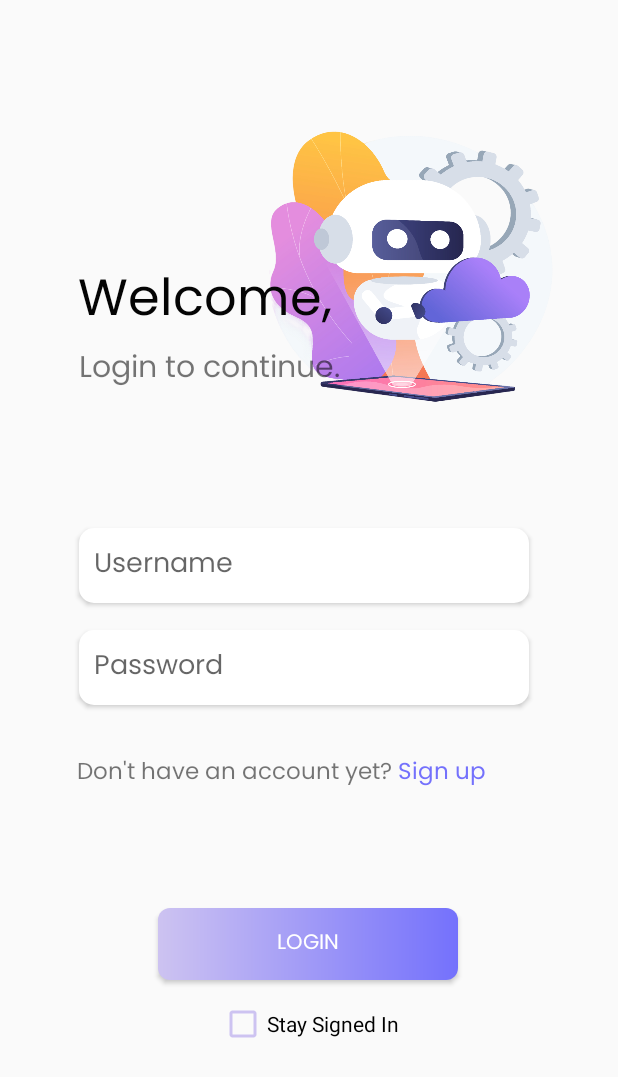
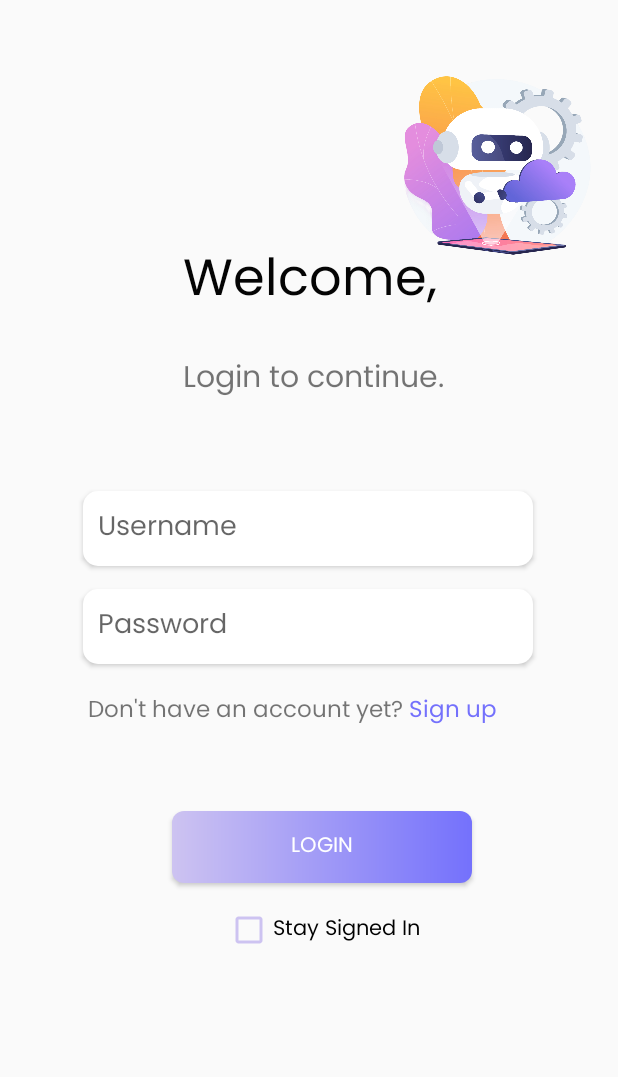
Before and after one commit to jrlbln/Capstone, an Android app: the screen it shows after launch once a user with an empty profile is signed in (SignIn), on a phone screen of 412 x 824 dp. Shown: the top 1077 px of the screen. Run offline under Robolectric (Android 15) with nearby library versions, the phone set to English and light mode, and no system bars; our stand-ins replace Firebase (no records; nobody signed in at launch, a user with empty details on screens opened directly).

Commit message:
UI changes

```diff
--- a/app/src/main/AndroidManifest.xml
+++ b/app/src/main/AndroidManifest.xml
@@ -4,7 +4,6 @@
 
     <uses-permission android:name="android.permission.INTERNET" />
     <uses-permission android:name="android.permission.VIBRATE" />
-
     <uses-permission android:name="android.permission.POST_NOTIFICATIONS" />
 
     <application
--- a/app/src/main/java/com/example/capstone/Page4Fragment.java
+++ b/app/src/main/java/com/example/capstone/Page4Fragment.java
@@ -12,7 +12,7 @@ import androidx.fragment.app.Fragment;
 public class Page4Fragment extends Fragment {
     @Override
     public View onCreateView(LayoutInflater inflater, ViewGroup container, Bundle savedInstanceState) {
-        View view = inflater.inflate(R.layout.get_started, container, false);
+        View view = inflater.inflate(R.layout.intro_sales, container, false);
         Button button = (Button) view.findViewById(R.id.start_button);
         button.setOnClickListener(new View.OnClickListener() {
             @Override
--- a/app/src/main/res/layout/sign_in.xml
+++ b/app/src/main/res/layout/sign_in.xml
@@ -8,60 +8,58 @@
     tools:layout_editor_absoluteX="-79dp"
     tools:layout_editor_absoluteY="-41dp">
 
+
     <ImageView
         android:id="@+id/imageView2"
-        android:layout_width="245dp"
-        android:layout_height="275dp"
+        android:layout_width="162dp"
+        android:layout_height="224dp"
         app:layout_constraintBottom_toBottomOf="parent"
         app:layout_constraintEnd_toEndOf="parent"
-        app:layout_constraintHorizontal_bias="0.903"
+        app:layout_constraintHorizontal_bias="1.0"
         app:layout_constraintStart_toStartOf="parent"
         app:layout_constraintTop_toTopOf="parent"
-        app:layout_constraintVertical_bias="0.078"
-        app:srcCompat="@drawable/bot" />
+        app:layout_constraintVertical_bias="0.0"
+        app:srcCompat="@drawable/bot"
+        tools:ignore="MissingConstraints" />
 
     <TextView
         android:id="@+id/textView3"
         android:layout_width="wrap_content"
         android:layout_height="wrap_content"
+        android:layout_marginTop="160dp"
         android:fontFamily="@font/poppinsreg"
         android:text="Welcome,"
         android:textColor="#040404"
         android:textSize="34sp"
-        app:layout_constraintBottom_toTopOf="@+id/textView4"
         app:layout_constraintEnd_toEndOf="parent"
-        app:layout_constraintHorizontal_bias="0.213"
+        app:layout_constraintHorizontal_bias="0.502"
         app:layout_constraintStart_toStartOf="parent"
-        app:layout_constraintTop_toTopOf="parent"
-        app:layout_constraintVertical_bias="1.0" />
+        app:layout_constraintTop_toTopOf="parent" />
 
     <TextView
         android:id="@+id/textView4"
         android:layout_width="wrap_content"
         android:layout_height="wrap_content"
+        android:layout_marginTop="20dp"
         android:fontFamily="@font/poppinsreg"
         android:text="Login to continue."
         android:textSize="20sp"
-        app:layout_constraintBottom_toBottomOf="parent"
-        app:layout_constraintEnd_toEndOf="parent"
-        app:layout_constraintHorizontal_bias="0.222"
-        app:layout_constraintStart_toStartOf="parent"
-        app:layout_constraintTop_toTopOf="parent"
-        app:layout_constraintVertical_bias="0.291" />
-
+        app:layout_constraintEnd_toEndOf="@+id/textView3"
+        app:layout_constraintHorizontal_bias="0.0"
+        app:layout_constraintStart_toStartOf="@+id/textView3"
+        app:layout_constraintTop_toBottomOf="@+id/textView3" />
 
     <LinearLayout
         android:id="@+id/linearLayout2"
         android:layout_width="wrap_content"
         android:layout_height="wrap_content"
+        android:layout_marginTop="15dp"
         android:orientation="horizontal"
         android:padding="3dp"
-        app:layout_constraintBottom_toBottomOf="parent"
-        app:layout_constraintEnd_toEndOf="parent"
-        app:layout_constraintHorizontal_bias="0.361"
-        app:layout_constraintStart_toStartOf="parent"
-        app:layout_constraintTop_toTopOf="parent"
-        app:layout_constraintVertical_bias="0.631">
+        app:layout_constraintEnd_toEndOf="@+id/editTextPassword"
+        app:layout_constraintHorizontal_bias="0.0"
+        app:layout_constraintStart_toStartOf="@+id/editTextPassword"
+        app:layout_constraintTop_toBottomOf="@+id/editTextPassword">
 
         <TextView
             android:id="@+id/textView5"
@@ -110,15 +108,16 @@
         android:shadowColor="#2C2C2C"
         app:layout_constraintBottom_toBottomOf="parent"
         app:layout_constraintEnd_toEndOf="parent"
-        app:layout_constraintHorizontal_bias="0.468"
+        app:layout_constraintHorizontal_bias="0.495"
         app:layout_constraintStart_toStartOf="parent"
         app:layout_constraintTop_toTopOf="parent"
-        app:layout_constraintVertical_bias="0.455" />
+        app:layout_constraintVertical_bias="0.423" />
 
     <EditText
         android:id="@+id/editTextPassword"
         android:layout_width="wrap_content"
         android:layout_height="wrap_content"
+        android:layout_marginTop="15dp"
         android:width="300dp"
         android:background="@drawable/inputdesign"
         android:elevation="2dp"
@@ -127,39 +126,37 @@
         android:hint="Password"
         android:inputType="textPassword"
         android:paddingStart="10dp"
-        app:layout_constraintBottom_toBottomOf="parent"
-        app:layout_constraintEnd_toEndOf="parent"
-        app:layout_constraintHorizontal_bias="0.468"
-        app:layout_constraintStart_toStartOf="parent"
-        app:layout_constraintTop_toBottomOf="@+id/editTextUsername"
-        app:layout_constraintVertical_bias="0.049" />
+        app:layout_constraintEnd_toEndOf="@+id/editTextUsername"
+        app:layout_constraintHorizontal_bias="0.0"
+        app:layout_constraintStart_toStartOf="@+id/editTextUsername"
+        app:layout_constraintTop_toBottomOf="@+id/editTextUsername" />
 
     <CheckBox
         android:id="@+id/staySignedIn"
         android:layout_width="wrap_content"
-        android:layout_height="28dp"
+        android:layout_height="wrap_content"
         android:layout_marginTop="15dp"
         android:text="Stay Signed In"
+        android:fontFamily="@font/poppinsreg"
         app:buttonTint="@drawable/checkbox_tint"
-        app:layout_constraintEnd_toEndOf="parent"
-        app:layout_constraintStart_toStartOf="parent"
+        app:layout_constraintEnd_toEndOf="@+id/login_button"
+        app:layout_constraintStart_toStartOf="@+id/login_button"
         app:layout_constraintTop_toBottomOf="@+id/login_button" />
 
     <Button
         android:id="@+id/login_button"
         android:layout_width="wrap_content"
         android:layout_height="wrap_content"
+        android:layout_marginTop="50dp"
         android:width="200dp"
         android:background="@drawable/gradientbutton"
         android:clickable="true"
         android:fontFamily="@font/poppinsreg"
         android:text="Login"
         android:textColor="#ffffff"
-        app:layout_constraintBottom_toBottomOf="parent"
-        app:layout_constraintEnd_toEndOf="parent"
-        app:layout_constraintHorizontal_bias="0.497"
-        app:layout_constraintStart_toStartOf="parent"
-        app:layout_constraintTop_toTopOf="parent"
-        app:layout_constraintVertical_bias="0.78" />
+        app:layout_constraintEnd_toEndOf="@+id/linearLayout2"
+        app:layout_constraintHorizontal_bias="0.746"
+        app:layout_constraintStart_toStartOf="@+id/linearLayout2"
+        app:layout_constraintTop_toBottomOf="@+id/linearLayout2" />
 
 </androidx.constraintlayout.widget.ConstraintLayout>
--- a/app/src/main/res/values/strings.xml
+++ b/app/src/main/res/values/strings.xml
@@ -1,6 +1,6 @@
 <resources>
     <string name="app_name">VarietEase</string>
-    <string name="sell_manage_effectively"><![CDATA[Sell & Manage Effectively]]></string>
+    <string name="sell_manage_effectively"><![CDATA[Manage Sales Effectively]]></string>
     <string name="title_activity_home">home</string>
     <!-- Strings used for fragments for navigation -->
     <string name="first_fragment_label">First Fragment</string>
```
Also changed, not shown: app/src/main/res/layout/home.xml (+10 -3 lines), app/src/main/res/layout/intro_app.xml (+11 -12 lines), app/src/main/res/layout/intro_inventory.xml (+6 -8 lines), app/src/main/res/layout/intro_purchase.xml (+12 -16 lines), app/src/main/res/layout/intro_sales.xml (renamed from app/src/main/res/layout/get_started.xml, +13 -13 lines), app/src/main/res/layout/inventory.xml (+7 -1 lines), app/src/main/res/layout/sign_up.xml (+19 -26 lines).
